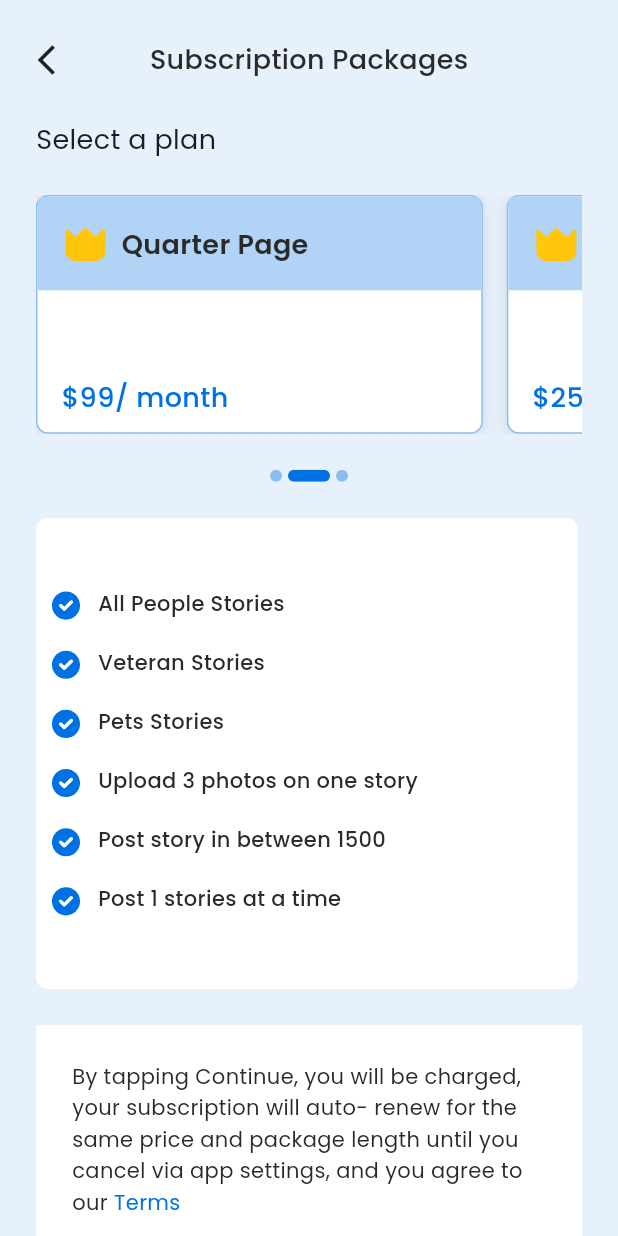
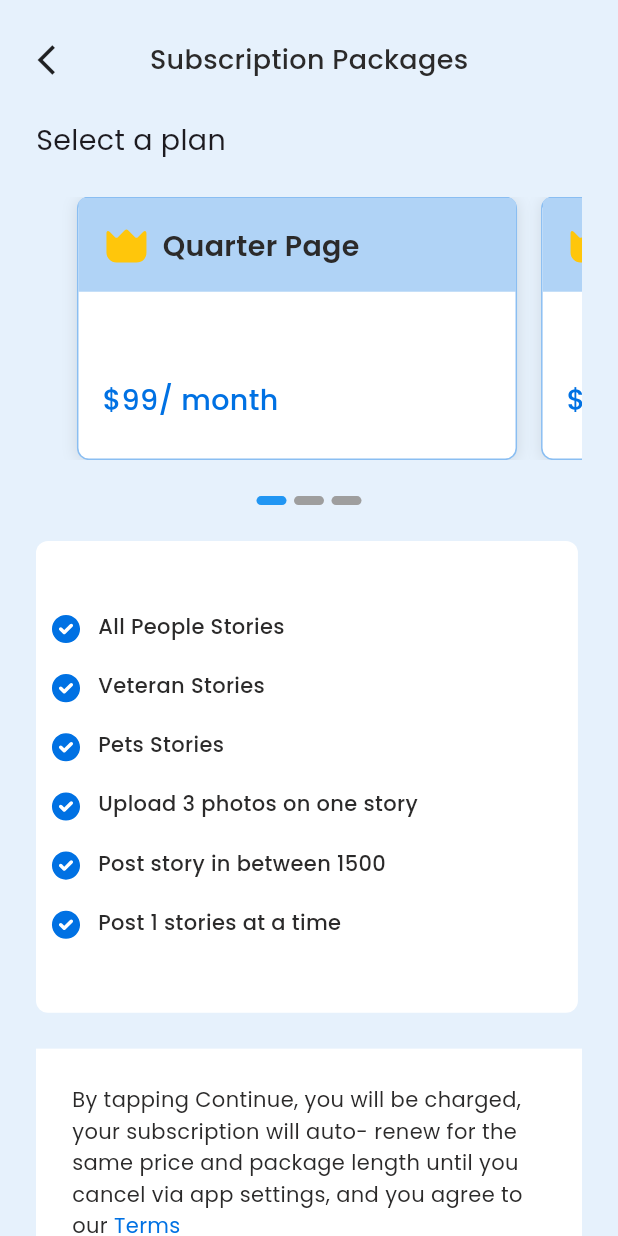
Before and after one commit to sagorahamed1/Memorial_Moments, a Flutter app: the SubscriptionScreen screen opened by its route, on a phone screen of 412 x 824 dp. Run offline on Flutter 3.47's test engine with Material 3 defaults, Android fonts, the phone set to English and light mode, and no system bars; drawn by our look-alikes of carousel_indicator; our stand-ins replace flutter_screenutil, flutter_svg, get, google_fonts, pin_code_fields.

Commit message:
slider issue Done

```diff
--- a/lib/main.dart
+++ b/lib/main.dart
@@ -31,9 +31,9 @@ class MyApp extends StatelessWidget {
           scaffoldBackgroundColor: AppColors.bgColors, // Set the scaffold background color here
         ),
 
-        initialRoute:AppRoutes.signInScreen,
+        initialRoute:AppRoutes.subscriptionScreen,
         navigatorKey: Get.key,
-        home: SignInScreen(),
+        home: SubscriptionScreen(),
         // home: HomeScreen(),
         getPages: AppRoutes.Routes(),
 
--- a/lib/routes/app_routes.dart
+++ b/lib/routes/app_routes.dart
@@ -11,6 +11,7 @@ import 'package:memorial/views/screens/notification/notification_screen.dart';
 import 'package:memorial/views/screens/paymentScreen/payment_screen.dart';
 import 'package:memorial/views/screens/privacyPolicy/privacy_policy_screen.dart';
 import 'package:memorial/views/screens/resetPassword/reset_rassword_screen.dart';
+import 'package:memorial/views/screens/search/search_screen.dart';
 import 'package:memorial/views/screens/settings/settings_screen.dart';
 import 'package:memorial/views/screens/signUp/sign_up_screen.dart';
 import 'package:memorial/views/screens/singIn/sign_in_screen.dart';
@@ -43,7 +44,6 @@ class AppRoutes{
   static const String addStoryScreen = "/AddStoryScreen";
   static const String searchScreen = "/SearchScreen";
 
-
   static List <GetPage> Routes ()=>[
     GetPage(name: AppRoutes.splashScreen, page: ()=>SplashScreen()),
     GetPage(name: AppRoutes.signInScreen, page: ()=>SignInScreen()),
@@ -64,6 +64,6 @@ class AppRoutes{
     GetPage(name: AppRoutes.notificationScreen, page: ()=>NotificationScreen()),
     GetPage(name: AppRoutes.myStoryDetailsScreen, page: ()=>MyStoryDetailsScreen()),
     GetPage(name: AppRoutes.storydetailsScreen, page: ()=>StoryDetailsScreen()),
-    GetPage(name: AppRoutes.searchScreen, page: ()=>SearchScreen())
+    GetPage(name: AppRoutes.searchScreen, page: ()=>SearchScreen()),
   ];
 }
--- a/lib/views/screens/PaymentVerified/payment_verified_screen.dart
+++ b/lib/views/screens/PaymentVerified/payment_verified_screen.dart
@@ -1,5 +1,7 @@
 import 'package:flutter/material.dart';
 import 'package:flutter_screenutil/flutter_screenutil.dart';
+import 'package:get/get.dart';
+import 'package:memorial/routes/app_routes.dart';
 import 'package:memorial/utils/app_constants.dart';
 import 'package:memorial/utils/app_images.dart';
 import 'package:memorial/views/widgets/custom_button.dart';
@@ -33,7 +35,9 @@ class PaymentVerifiedScreen extends StatelessWidget {
                 height: 50.h,
                 child: CustomButton(
                   title: AppConstants.gotoProfile,
-                  onpress: () {},
+                  onpress: () {
+                    Get.toNamed(AppRoutes.homeScreen);
+                  },
                 ),
               ),
             ],
--- a/lib/views/screens/notification/notification_screen.dart
+++ b/lib/views/screens/notification/notification_screen.dart
@@ -35,7 +35,7 @@ class NotificationScreen extends StatelessWidget {
           ),
         ),
         centerTitle: true,
-        title: const CustomText(
+        title:  CustomText(
           text: AppConstants.notification,
           fontWeight: FontWeight.w500,
           fontsize: Dimensions.fontSizeExtraLarge,
--- a/lib/views/screens/resetPassword/reset_rassword_screen.dart
+++ b/lib/views/screens/resetPassword/reset_rassword_screen.dart
@@ -55,7 +55,7 @@ class ResetPasswordScreen extends StatelessWidget {
             CustomButton(
                 title: AppConstants.resetPassword,
                 onpress: () {
-                  // Get.toNamed(AppRoutes.settingsScreen);
+                  Get.toNamed(AppRoutes.settingsScreen);
                 }),
             const SizedBox(height: 54),
           ],
--- a/lib/views/screens/subscription/InnerWidget/custom_card.dart
+++ b/lib/views/screens/subscription/InnerWidget/custom_card.dart
@@ -1,7 +1,7 @@
 import 'package:flutter/material.dart';
 import 'package:flutter_screenutil/flutter_screenutil.dart';
-import 'package:flutter_svg/svg.dart';
-import '../../../../utils/app_icons.dart';
+import 'package:flutter_svg/flutter_svg.dart';
+import 'package:memorial/utils/app_icons.dart';
 
 class CustomCard extends StatelessWidget {
   final String title;
@@ -15,6 +15,7 @@ class CustomCard extends StatelessWidget {
   @override
   Widget build(BuildContext context) {
     return Container(
+      margin: const EdgeInsets.only(right: 16),
       width: 282.w,
       height: 163.h,
       clipBehavior: Clip.antiAlias,
@@ -59,9 +60,9 @@ class CustomCard extends StatelessWidget {
                     const SizedBox(width: 8),
                     Text(
                       title,
-                      style: const TextStyle(
-                        color: Color(0xFF2B2A2A),
-                        fontSize: 18,
+                      style: TextStyle(
+                        color: const Color(0xFF2B2A2A),
+                        fontSize: 18.sp,
                         fontFamily: 'Poppins',
                         fontWeight: FontWeight.w600,
                         height: 0,
@@ -77,9 +78,9 @@ class CustomCard extends StatelessWidget {
             top: 120,
             child: Text(
               price,
-              style: const TextStyle(
-                color: Color(0xFF0071E3),
-                fontSize: 18,
+              style: TextStyle(
+                color: const Color(0xFF0071E3),
+                fontSize: 18.sp,
                 fontFamily: 'Poppins',
                 fontWeight: FontWeight.w500,
                 height: 0,
--- a/lib/views/screens/subscription/subscription_screen.dart
+++ b/lib/views/screens/subscription/subscription_screen.dart
@@ -1,12 +1,11 @@
+import 'package:carousel_indicator/carousel_indicator.dart';
 import 'package:flutter/material.dart';
 import 'package:flutter_screenutil/flutter_screenutil.dart';
-import 'package:flutter_svg/flutter_svg.dart';
 import 'package:get/get.dart';
 import 'package:memorial/utils/app_constants.dart';
 import 'package:memorial/views/screens/subscription/InnerWidget/custom_eliment.dart';
 import 'package:memorial/views/widgets/custom_app_bar.dart';
 import 'package:memorial/views/widgets/custom_text.dart';
-import '../../../utils/app_icons.dart';
 import 'InnerWidget/buttom_section.dart';
 import 'InnerWidget/custom_card.dart';
 
@@ -18,6 +17,34 @@ class SubscriptionScreen extends StatefulWidget {
 }
 
 class _SubscriptionScreenState extends State<SubscriptionScreen> {
+  //========================================> Slider Faction <===================================
+
+  int pageIndex = 0;
+  late final PageController pageController;
+
+  final List<Widget> _demo = [
+    const CustomCard(
+        title: AppConstants.quarterPage, price: AppConstants.quarterPageMoney),
+    const CustomCard(
+        title: AppConstants.halfPage, price: AppConstants.halPageMoney),
+    const CustomCard(
+      title: AppConstants.fullPage,
+      price: AppConstants.fullPageMoney,
+    ),
+  ];
+  @override
+  void initState() {
+    pageController = PageController(initialPage: 0, viewportFraction: 0.85);
+    super.initState();
+  }
+
+  @override
+  void dispose() {
+    pageController.dispose();
+    super.dispose();
+  }
+  //========================================> Slider Faction <===================================
+
   @override
   Widget build(BuildContext context) {
     return Scaffold(
@@ -36,47 +63,41 @@ class _SubscriptionScreenState extends State<SubscriptionScreen> {
             children: [
               CustomText(
                   text: AppConstants.selectPlan,
-                  fontsize: 18,
+                  fontsize: 18.sp,
                   fontWeight: FontWeight.w400),
               const SizedBox(height: 24),
-              const SingleChildScrollView(
-                scrollDirection: Axis.horizontal,
-                child: Row(
-                  children: [
-                    SingleChildScrollView(
-                      scrollDirection: Axis.horizontal,
-                      child: CustomCard(
-                          title: AppConstants.quarterPage,
-                          price: AppConstants.quarterPageMoney),
+
+              //========================================> Slider Section <===================================
+
+              Column(
+                children: [
+                  Center(
+                    child: Container(
+                      width: 360.w,
+                      height: 180.h,
+                      child: PageView(
+                        controller: pageController,
+                        children: _demo,
+                        onPageChanged: (index) {
+                          setState(() {
+                            pageIndex = index;
+                          });
+                        },
+                      ),
                     ),
-                    SizedBox(
-                      width: 16,
-                    ),
-                    SingleChildScrollView(
-                      scrollDirection: Axis.horizontal,
-                      child: CustomCard(
-                          title: AppConstants.halfPage,
-                          price: AppConstants.halPageMoney),
-                    ),
-                    SizedBox(
-                      width: 16,
-                    ),
-                    SingleChildScrollView(
-                        scrollDirection: Axis.horizontal,
-                        child: CustomCard(
-                          title: AppConstants.fullPage,
-                          price: AppConstants.fullPageMoney,
-                        )),
-                    SizedBox(
-                      width: 16,
-                    ),
-                  ],
-                ),
+                  ),
+                  const SizedBox(height: 24),
+                  CarouselIndicator(
+                    count: _demo.length,
+                    index: pageIndex,
+                    color: Colors.grey,
+                    activeColor: Colors.blue,
+                  ),
+                ],
               ),
-              const SizedBox(
-                height: 24,
-              ),
-              Center(child: SvgPicture.asset(AppIcons.scroll)),
+
+              //========================================> Slider Section <===================================
+
               const SizedBox(
                 height: 24,
               ),
@@ -92,6 +113,9 @@ class _SubscriptionScreenState extends State<SubscriptionScreen> {
                       shape: RoundedRectangleBorder(
                           borderRadius: BorderRadius.circular(8)),
                     ),
+
+                    //========================================> Elements Section <===================================
+
                     child: const Column(
                       mainAxisSize: MainAxisSize.min,
                       mainAxisAlignment: MainAxisAlignment.center,
--- a/pubspec.yaml
+++ b/pubspec.yaml
@@ -42,6 +42,7 @@ dependencies:
   flutter_svg: ^2.0.9
   pin_code_fields: ^8.0.1
   carousel_slider: ^4.2.1
+  carousel_indicator: ^1.0.6
 
 
 dev_dependencies:
```
Also changed, not shown: pubspec.lock.
